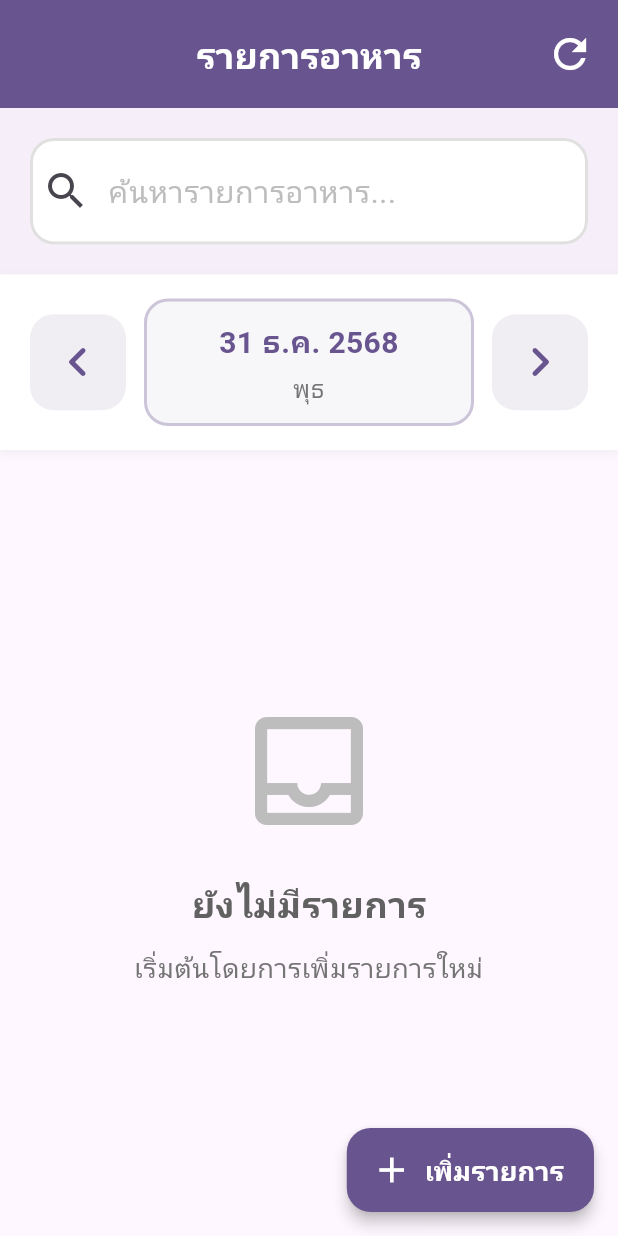
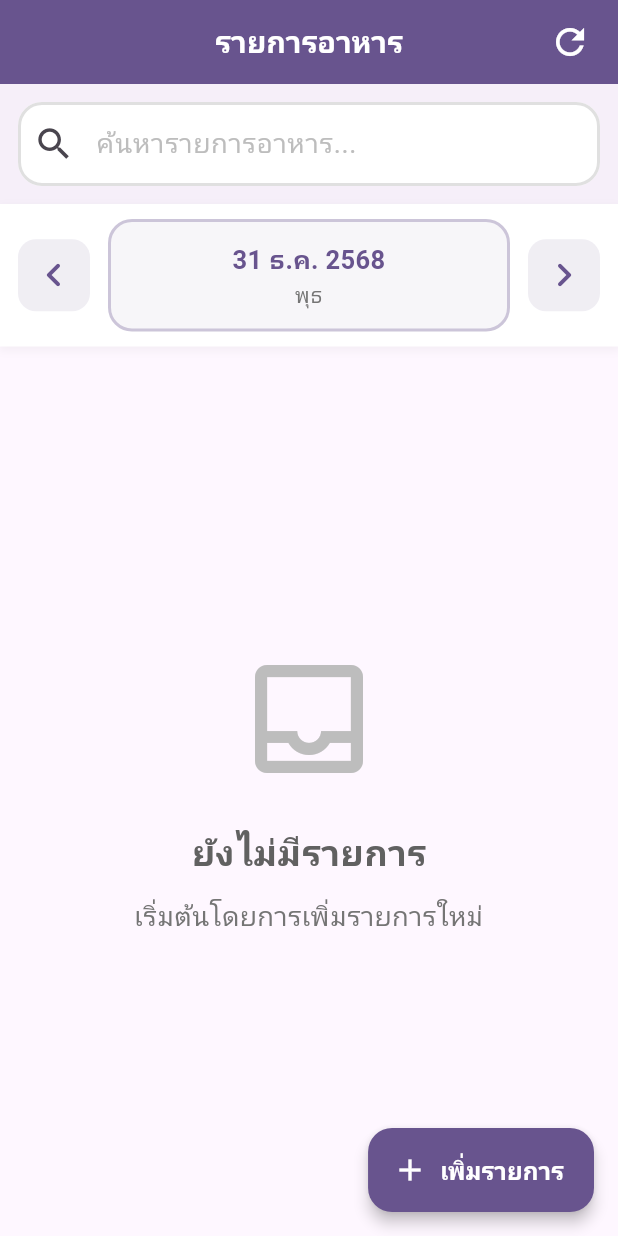
Before and after one commit to ppp3ppj/food_book, a Flutter app: the screen it shows after launch, on a phone screen of 412 x 824 dp. Run offline on Flutter 3.47's test engine with Material 3 defaults, Android fonts, the phone set to English and light mode, and no system bars; our stand-ins replace flutter_hooks, flutter_riverpod, go_router, hooks_riverpod; missing offline and left inert: sqlite3.

Commit message:
Refactor ItemListScreen for improved UI; adjust sizes and paddings for better accessibility and aesthetics

```diff
--- a/lib/views/item_list_screen.dart
+++ b/lib/views/item_list_screen.dart
@@ -46,20 +46,20 @@ class ItemListScreen extends HookConsumerWidget {
       appBar: AppBar(
         title: const Text(
           'รายการอาหาร',
-          style: TextStyle(fontSize: 24, fontWeight: FontWeight.bold),
+          style: TextStyle(fontSize: 20, fontWeight: FontWeight.bold),
         ),
         centerTitle: true,
         backgroundColor: Theme.of(context).colorScheme.primary,
         foregroundColor: Colors.white,
         elevation: 0,
-        toolbarHeight: 72,
+        toolbarHeight: 56,
         actions: [
           Padding(
             padding: const EdgeInsets.only(right: 8.0),
             child: IconButton(
-              icon: const Icon(Icons.refresh, size: 32),
+              icon: const Icon(Icons.refresh, size: 28),
               tooltip: 'รีเฟรช',
-              iconSize: 32,
+              iconSize: 28,
               onPressed: () => ref.read(itemProvider.notifier).loadItems(),
             ),
           ),
@@ -73,17 +73,17 @@ class ItemListScreen extends HookConsumerWidget {
           children: [
             // Search bar
             Container(
-              padding: const EdgeInsets.all(20.0),
+              padding: const EdgeInsets.all(12.0),
               color: Theme.of(context).colorScheme.primary.withOpacity(0.05),
               child: TextField(
                 controller: searchController,
                 focusNode: searchFocusNode,
                 autofocus: false,
-                style: const TextStyle(fontSize: 20),
+                style: const TextStyle(fontSize: 18),
                 decoration: InputDecoration(
                   hintText: 'ค้นหารายการอาหาร...',
-                  hintStyle: TextStyle(fontSize: 20, color: Colors.grey[400]),
-                  prefixIcon: const Icon(Icons.search, size: 32),
+                  hintStyle: TextStyle(fontSize: 18, color: Colors.grey[400]),
+                  prefixIcon: const Icon(Icons.search, size: 28),
                   filled: true,
                   fillColor: Colors.white,
                   border: OutlineInputBorder(
@@ -102,13 +102,13 @@ class ItemListScreen extends HookConsumerWidget {
                     ),
                   ),
                   contentPadding: const EdgeInsets.symmetric(
-                    horizontal: 20,
-                    vertical: 20,
+                    horizontal: 16,
+                    vertical: 14,
                   ),
                   suffixIcon: searchQuery.value.isNotEmpty
                       ? IconButton(
-                          icon: const Icon(Icons.clear, size: 28),
-                          iconSize: 28,
+                          icon: const Icon(Icons.clear, size: 24),
+                          iconSize: 24,
                           onPressed: () {
                             searchController.clear();
                             searchQuery.value = '';
@@ -124,7 +124,7 @@ class ItemListScreen extends HookConsumerWidget {
             ),
             // Date Navigation Bar
             Container(
-              padding: const EdgeInsets.symmetric(horizontal: 20, vertical: 16),
+              padding: const EdgeInsets.symmetric(horizontal: 12, vertical: 10),
               decoration: BoxDecoration(
                 color: Colors.white,
                 boxShadow: [
@@ -140,14 +140,14 @@ class ItemListScreen extends HookConsumerWidget {
                 children: [
                   // Previous Day Button
                   Container(
-                    width: 64,
-                    height: 64,
+                    width: 48,
+                    height: 48,
                     decoration: BoxDecoration(
                       color: Theme.of(context).colorScheme.primary.withOpacity(0.1),
-                      borderRadius: BorderRadius.circular(16),
+                      borderRadius: BorderRadius.circular(12),
                     ),
                     child: IconButton(
-                      icon: const Icon(Icons.chevron_left_rounded, size: 40),
+                      icon: const Icon(Icons.chevron_left_rounded, size: 32),
                       color: Theme.of(context).colorScheme.primary,
                       onPressed: () {
                         selectedDate.value = selectedDate.value.subtract(const Duration(days: 1));
@@ -199,17 +199,17 @@ class ItemListScreen extends HookConsumerWidget {
                             Text(
                               _formatDate(selectedDate.value),
                               style: TextStyle(
-                                fontSize: 20,
+                                fontSize: 17,
                                 fontWeight: FontWeight.bold,
                                 color: Theme.of(context).colorScheme.primary,
                               ),
                               textAlign: TextAlign.center,
                             ),
-                            const SizedBox(height: 4),
+                            const SizedBox(height: 2),
                             Text(
                               _formatDayName(selectedDate.value),
                               style: TextStyle(
-                                fontSize: 16,
+                                fontSize: 14,
                                 color: Colors.grey[600],
                               ),
                               textAlign: TextAlign.center,
@@ -221,14 +221,14 @@ class ItemListScreen extends HookConsumerWidget {
                   ),
                   // Next Day Button
                   Container(
-                    width: 64,
-                    height: 64,
+                    width: 48,
+                    height: 48,
                     decoration: BoxDecoration(
                       color: Theme.of(context).colorScheme.primary.withOpacity(0.1),
-                      borderRadius: BorderRadius.circular(16),
+                      borderRadius: BorderRadius.circular(12),
                     ),
                     child: IconButton(
-                      icon: const Icon(Icons.chevron_right_rounded, size: 40),
+                      icon: const Icon(Icons.chevron_right_rounded, size: 32),
                       color: Theme.of(context).colorScheme.primary,
                       onPressed: () {
                         selectedDate.value = selectedDate.value.add(const Duration(days: 1));
@@ -257,10 +257,10 @@ class ItemListScreen extends HookConsumerWidget {
           final dateStr = '${selectedDate.value.year}-${selectedDate.value.month.toString().padLeft(2, '0')}-${selectedDate.value.day.toString().padLeft(2, '0')}';
           context.push(AppRoutes.addItem, extra: dateStr);
         },
-        icon: const Icon(Icons.add, size: 28),
+        icon: const Icon(Icons.add, size: 24),
         label: const Text(
           'เพิ่มรายการ',
-          style: TextStyle(fontSize: 18, fontWeight: FontWeight.bold),
+          style: TextStyle(fontSize: 16, fontWeight: FontWeight.bold),
         ),
         backgroundColor: Theme.of(context).colorScheme.primary,
         foregroundColor: Colors.white,
@@ -389,7 +389,7 @@ class ItemListScreen extends HookConsumerWidget {
     // Items list
     return ListView.builder(
       itemCount: filteredItems.length,
-      padding: const EdgeInsets.all(20),
+      padding: const EdgeInsets.all(12),
       itemBuilder: (context, index) {
         final item = filteredItems[index];
         return _buildItemCard(context, item);
@@ -400,41 +400,41 @@ class ItemListScreen extends HookConsumerWidget {
   /// Build individual item card
   Widget _buildItemCard(BuildContext context, ItemModel item) {
     return Card(
-      margin: const EdgeInsets.only(bottom: 16),
-      elevation: 3,
+      margin: const EdgeInsets.only(bottom: 10),
+      elevation: 2,
       shape: RoundedRectangleBorder(
-        borderRadius: BorderRadius.circular(16),
+        borderRadius: BorderRadius.circular(12),
       ),
       child: InkWell(
-        borderRadius: BorderRadius.circular(16),
+        borderRadius: BorderRadius.circular(12),
         onTap: () => context.push(
           AppRoutes.editItem,
           extra: {'item': item, 'date': item.date},
         ),
         child: Padding(
-          padding: const EdgeInsets.all(20.0),
+          padding: const EdgeInsets.all(12.0),
           child: Row(
             children: [
-              // Large icon/avatar
+              // Icon/avatar
               Container(
-                width: 72,
-                height: 72,
+                width: 52,
+                height: 52,
                 decoration: BoxDecoration(
                   color: Theme.of(context).colorScheme.primary,
-                  borderRadius: BorderRadius.circular(16),
+                  borderRadius: BorderRadius.circular(12),
                 ),
                 child: Center(
                   child: Text(
                     item.name[0].toUpperCase(),
                     style: const TextStyle(
                       color: Colors.white,
-                      fontSize: 32,
+                      fontSize: 24,
                       fontWeight: FontWeight.bold,
                     ),
                   ),
                 ),
               ),
-              const SizedBox(width: 20),
+              const SizedBox(width: 12),
               // Item details
               Expanded(
                 child: Column(
@@ -443,26 +443,26 @@ class ItemListScreen extends HookConsumerWidget {
                     Text(
                       item.name,
                       style: const TextStyle(
-                        fontSize: 22,
+                        fontSize: 18,
                         fontWeight: FontWeight.bold,
-                        height: 1.3,
+                        height: 1.2,
                       ),
                       maxLines: 2,
                       overflow: TextOverflow.ellipsis,
                     ),
-                    const SizedBox(height: 8),
+                    const SizedBox(height: 6),
                     Row(
                       children: [
                         Icon(
                           Icons.attach_money,
-                          size: 24,
+                          size: 20,
                           color: Colors.green[700],
                         ),
-                        const SizedBox(width: 4),
+                        const SizedBox(width: 2),
                         Text(
                           '฿${item.price.toStringAsFixed(2)}',
                           style: TextStyle(
-                            fontSize: 20,
+                            fontSize: 17,
                             fontWeight: FontWeight.w600,
                             color: Colors.green[700],
                           ),
@@ -470,19 +470,19 @@ class ItemListScreen extends HookConsumerWidget {
                       ],
                     ),
                     if (item.amount > 0) ...[
-                      const SizedBox(height: 6),
+                      const SizedBox(height: 4),
                       Row(
                         children: [
                           Icon(
                             Icons.inventory_2_outlined,
-                            size: 22,
+                            size: 18,
                             color: Colors.grey[600],
                           ),
-                          const SizedBox(width: 4),
+                          const SizedBox(width: 2),
                           Text(
                             'จำนวน: ${item.amount}',
                             style: TextStyle(
-                              fontSize: 18,
+                              fontSize: 15,
                               color: Colors.grey[700],
                             ),
                           ),
@@ -494,15 +494,15 @@ class ItemListScreen extends HookConsumerWidget {
               ),
               // Edit button
               Container(
-                width: 56,
-                height: 56,
+                width: 44,
+                height: 44,
                 decoration: BoxDecoration(
                   color: Colors.blue[50],
-                  borderRadius: BorderRadius.circular(12),
+                  borderRadius: BorderRadius.circular(10),
                 ),
                 child: IconButton(
                   icon: const Icon(Icons.edit_rounded),
-                  iconSize: 32,
+                  iconSize: 24,
                   color: Colors.blue[700],
                   tooltip: 'แก้ไข',
                   onPressed: () => context.push(
```
